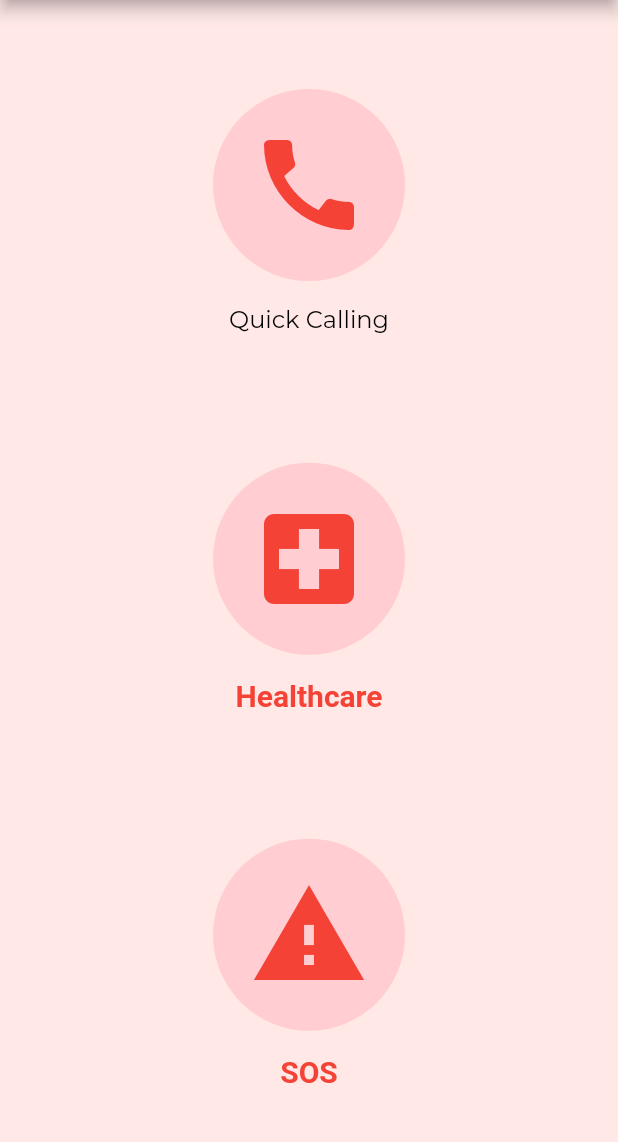
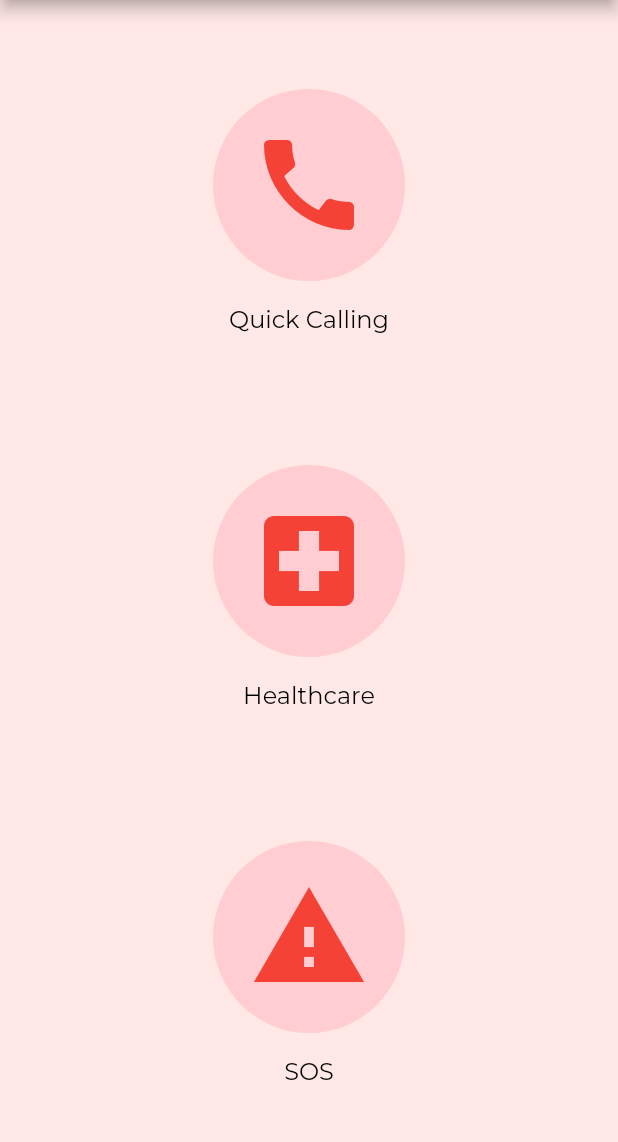
Before and after one commit to kritika601/Sahayak-DIS-Project, a Flutter app: the EmergencyContactScreen screen opened directly, after a tap on "SAHAYAK", on a phone screen of 412 x 824 dp, the part 84-1226 px from its top. Run offline on Flutter 3.47's test engine with Material 2 defaults, Android fonts, the phone set to English and light mode, and no system bars; our stand-ins replace flutter_local_notifications, shared_preferences; missing offline and left inert: flutter_sms; accounts and stored records are empty.

Commit message:
fonts again

```diff
--- a/lib/main.dart
+++ b/lib/main.dart
@@ -149,7 +149,7 @@ class _IntroScreenState extends State<IntroScreen> {
                           services[index]["title"]!,
                           style: TextStyle(
                             fontFamily: 'Montserrat',
-                            fontSize: 16,
+                            fontSize: 24,
                             fontWeight: FontWeight.bold,
                           ),
                         ),
@@ -227,7 +227,7 @@ class SOSPage extends StatelessWidget {
                 style: TextStyle(
                   fontFamily: 'Montserrat',
                   color: Colors.black,
-                  fontSize: 16,
+                  fontSize: 24,
                   fontWeight: FontWeight.bold,
                 ),
               ),
@@ -396,9 +396,10 @@ class MainScreen extends StatelessWidget {
                           Text(
                             'Healthcare',
                             style: TextStyle(
-                              fontSize: 20,
-                              fontWeight: FontWeight.bold,
-                              color: Colors.red,
+                              fontFamily: 'Montserrat',
+                              fontSize: 16,
+                              //fontWeight: FontWeight.bold,
+                              color: Colors.black,
                             ),
                           ),
                         ],
@@ -453,9 +454,10 @@ class MainScreen extends StatelessWidget {
                           Text(
                             'SOS',
                             style: TextStyle(
-                              fontSize: 20,
-                              fontWeight: FontWeight.bold,
-                              color: Colors.red,
+                              fontFamily: 'Montserrat',
+                              fontSize: 16,
+                              //fontWeight: FontWeight.bold,
+                              color: Colors.black,
                             ),
                           ),
                         ],
@@ -592,8 +594,9 @@ class _QuickCallingScreenState extends State<QuickCallingScreen> {
                 child: Text(
                   'SAHAYAK',
                   style: TextStyle(
-                    color: Colors.black,
-                    fontSize: 24,
+                    fontFamily: 'Nunito',
+                    color: Color.fromRGBO(255, 96, 56, 1),
+                    fontSize: 36,
                     fontWeight: FontWeight.bold,
                   ),
                 ),
@@ -951,8 +954,9 @@ class _HealthcareScreenState extends State<HealthcareScreen> {
                 child: Text(
                   'SAHAYAK',
                   style: TextStyle(
-                    color: Colors.black,
-                    fontSize: 24,
+                    fontFamily: 'Nunito',
+                    color: Color.fromRGBO(255, 96, 56, 1),
+                    fontSize: 36,
                     fontWeight: FontWeight.bold,
                   ),
                 ),
@@ -1040,9 +1044,10 @@ class _HealthcareScreenState extends State<HealthcareScreen> {
 
               greeting,
               style: TextStyle(
+                fontFamily: 'Montserrat',
                 fontSize: 25.0,
                 fontWeight: FontWeight.bold,
-                color: Colors.blueGrey[800],
+                color: Color.fromRGBO(255, 96, 56, 1),
               ),
               textAlign: TextAlign.center,
               // textAlignVertical: TextAlignVertical.center,
@@ -1164,7 +1169,7 @@ class _HealthcareScreenState extends State<HealthcareScreen> {
                               height: 48.0,
                               decoration: BoxDecoration(
                                 border: Border.all(
-                                  color: Colors.blue,
+                                  color: Color.fromRGBO(255, 96, 56, 1),
                                   width: 2.0,
                                 ),
                                 borderRadius: BorderRadius.circular(8.0),
@@ -1173,7 +1178,7 @@ class _HealthcareScreenState extends State<HealthcareScreen> {
                                 child: Text(
                                   _getTimeOfDayString(timeOfDay),
                                   style: TextStyle(
-                                    color: Colors.blue,
+                                    color: Color.fromRGBO(255, 96, 56, 1),
                                     fontWeight: FontWeight.bold,
                                     fontSize: 18.0,
                                   ),
@@ -1395,6 +1400,7 @@ class _MedicationNotificationState extends State<MedicationNotification> {
                     Text(
                       widget.name,
                       style: TextStyle(
+                        fontFamily: 'Montserrat',
                         fontWeight: FontWeight.bold,
                         fontSize: 18.0,
                       ),
@@ -1403,6 +1409,7 @@ class _MedicationNotificationState extends State<MedicationNotification> {
                     Text(
                       widget.dosage,
                       style: TextStyle(
+                        fontFamily: 'Montserrat',
                         fontWeight: FontWeight.w500,
                         fontSize: 16.0,
                       ),
@@ -1411,6 +1418,7 @@ class _MedicationNotificationState extends State<MedicationNotification> {
                     Text(
                       widget.description,
                       style: TextStyle(
+                        fontFamily: 'Montserrat',
                         fontWeight: FontWeight.w500,
                         fontSize: 16.0,
                       ),
@@ -1476,8 +1484,9 @@ class _EmergencyContactScreenState extends State<EmergencyContactScreen> {
                 child: Text(
                   'SAHAYAK',
                   style: TextStyle(
-                    color: Colors.black,
-                    fontSize: 24,
+                    fontFamily: 'Nunito',
+                    color: Color.fromRGBO(255, 96, 56, 1),
+                    fontSize: 36,
                     fontWeight: FontWeight.bold,
                   ),
                 ),
@@ -1583,9 +1592,10 @@ class _EmergencyContactScreenState extends State<EmergencyContactScreen> {
             Text(
               'Emergency Contacts to Notify',
               style: TextStyle(
+                fontFamily: 'Montserrat',
                 fontSize: 18,
                 fontWeight: FontWeight.bold,
-                color: Colors.red,
+                color: Color.fromRGBO(255, 96, 56, 1),
               ),
             ),
             SizedBox(height: 8),
```
